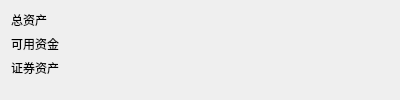
First picture: the form in gui_asset.ui, repository Wade-Lee/selling, before the edit.
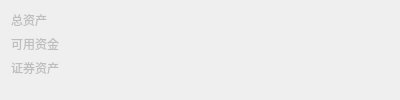
Second picture: the form after the edit.

What changed in the file:
```diff
--- a/gui_asset.ui
+++ b/gui_asset.ui
@@ -2,6 +2,9 @@
 <ui version="4.0">
  <class>GuiAsset</class>
  <widget class="QWidget" name="GuiAsset">
+  <property name="enabled">
+   <bool>false</bool>
+  </property>
   <property name="geometry">
    <rect>
     <x>0</x>
```
